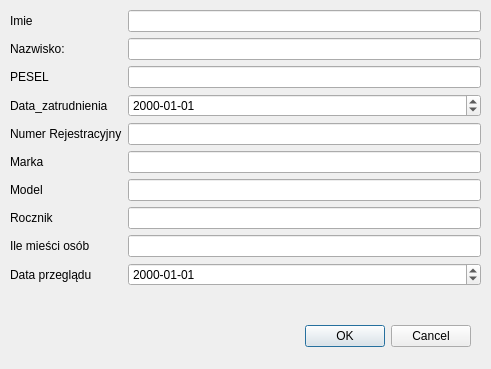
Old version of the form Dialogi/dodajkierowce.ui in the repository margap1998/Bazy-danych-taxi.
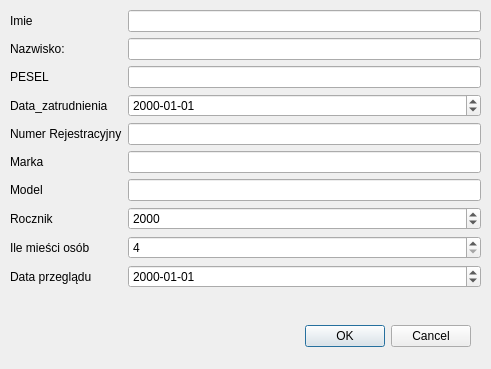
New version of the form.

```diff
--- a/Dialogi/dodajkierowce.ui
+++ b/Dialogi/dodajkierowce.ui
@@ -127,12 +127,6 @@
     <item row="6" column="1">
      <widget class="QLineEdit" name="ModelLE"/>
     </item>
-    <item row="7" column="1">
-     <widget class="QLineEdit" name="RocznikLE"/>
-    </item>
-    <item row="8" column="1">
-     <widget class="QLineEdit" name="OsobLE"/>
-    </item>
     <item row="9" column="0">
      <widget class="QLabel" name="dataPrzegladuLabel">
       <property name="text">
@@ -147,6 +141,29 @@
       </property>
      </widget>
     </item>
+    <item row="7" column="1">
+     <widget class="QSpinBox" name="rocznikSpinBox">
+      <property name="minimum">
+       <number>1900</number>
+      </property>
+      <property name="maximum">
+       <number>2100</number>
+      </property>
+      <property name="value">
+       <number>2000</number>
+      </property>
+     </widget>
+    </item>
+    <item row="8" column="1">
+     <widget class="QSpinBox" name="osobSpinBox">
+      <property name="minimum">
+       <number>4</number>
+      </property>
+      <property name="maximum">
+       <number>9</number>
+      </property>
+     </widget>
+    </item>
    </layout>
   </widget>
  </widget>
```
